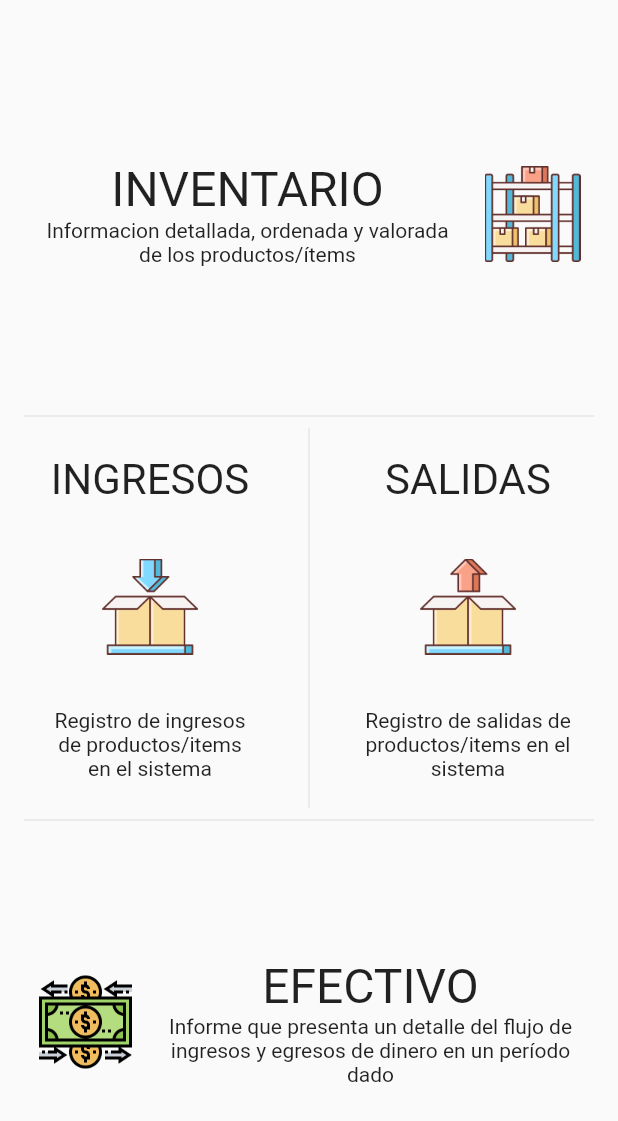
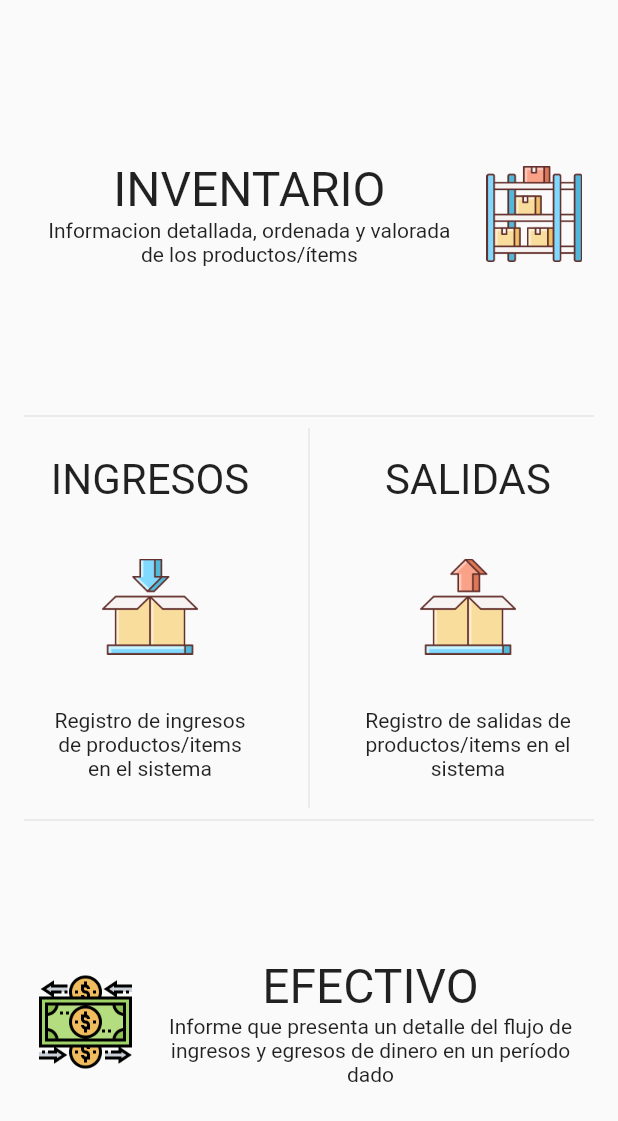
Before and after one commit to marcoleonardini/hackton_pyme_2019, a Flutter app: the screen it shows after launch, on a phone screen of 412 x 824 dp. Shown: the top 1121 px of the screen. Run offline on Flutter 3.47's test engine with Material 2 defaults, Android fonts, the light colour scheme and no system bars.

Commit message:
Fix Text Wrap

```diff
--- a/lib/ui/pages/home.page.dart
+++ b/lib/ui/pages/home.page.dart
@@ -29,7 +29,9 @@ class HomePage extends StatelessWidget {
         child: Row(
           mainAxisAlignment: MainAxisAlignment.spaceAround,
           children: <Widget>[
-            Column(
+            Flexible(
+              flex: 3,
+              child: Column(
                 mainAxisAlignment: MainAxisAlignment.center,
                 children: <Widget>[
                   Text(
@@ -37,7 +39,7 @@ class HomePage extends StatelessWidget {
                     style: TextStyle(fontSize: 32.0),
                   ),
                   Container(
-                  width: 280.0,
+                    // width: 280.0,
                     child: Text(
                       'Informacion detallada, ordenada y valorada de los productos/ítems',
                       textAlign: TextAlign.center,
@@ -45,9 +47,13 @@ class HomePage extends StatelessWidget {
                   ),
                 ],
               ),
-            Image.asset(
+            ),
+            Flexible(
+              flex: 1,
+              child: Image.asset(
                 'assets/stock.png',
                 width: 64,
+              ),
             )
             // Icon(
             //   Icons.inbox,
@@ -128,11 +134,16 @@ class HomePage extends StatelessWidget {
         child: Row(
           mainAxisAlignment: MainAxisAlignment.spaceAround,
           children: <Widget>[
-            Image.asset(
+            Flexible(
+              flex: 1,
+              child: Image.asset(
                 'assets/cash.png',
                 width: 64.0,
               ),
-            Column(
+            ),
+            Flexible(
+              flex: 3,
+              child: Column(
                 mainAxisAlignment: MainAxisAlignment.center,
                 children: <Widget>[
                   Text(
@@ -148,6 +159,7 @@ class HomePage extends StatelessWidget {
                   ),
                 ],
               ),
+            ),
             // Icon(
             //   Icons.inbox,
             //   size: 56,
```
Lines whose indentation alone changed are shown as unchanged.
